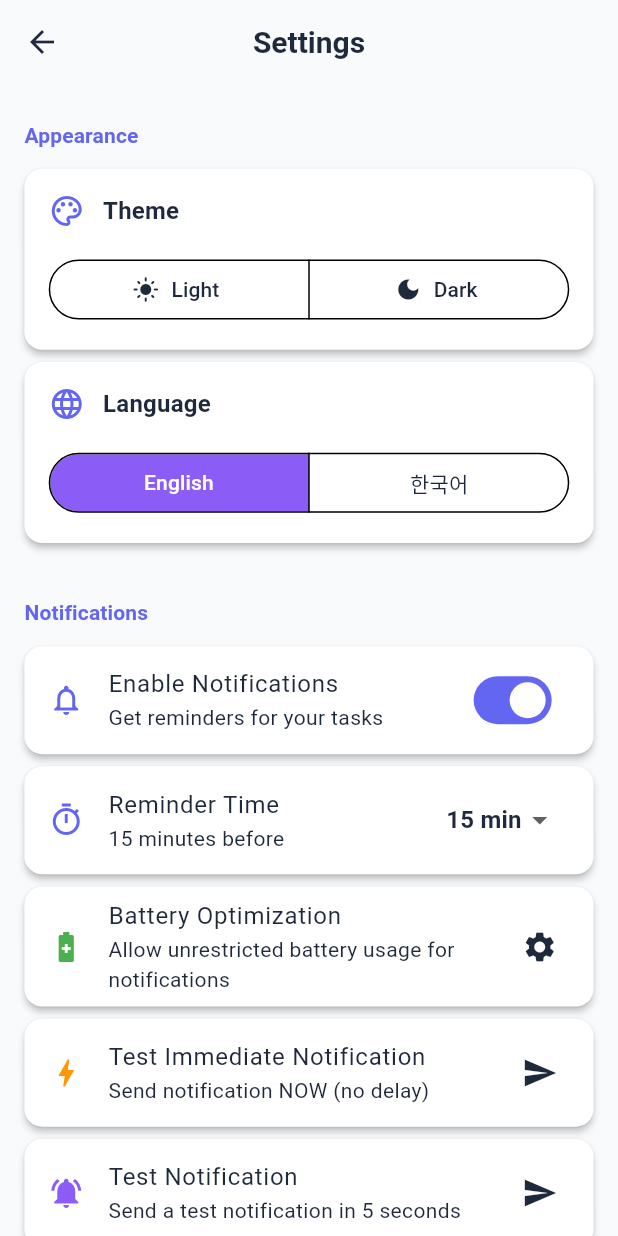
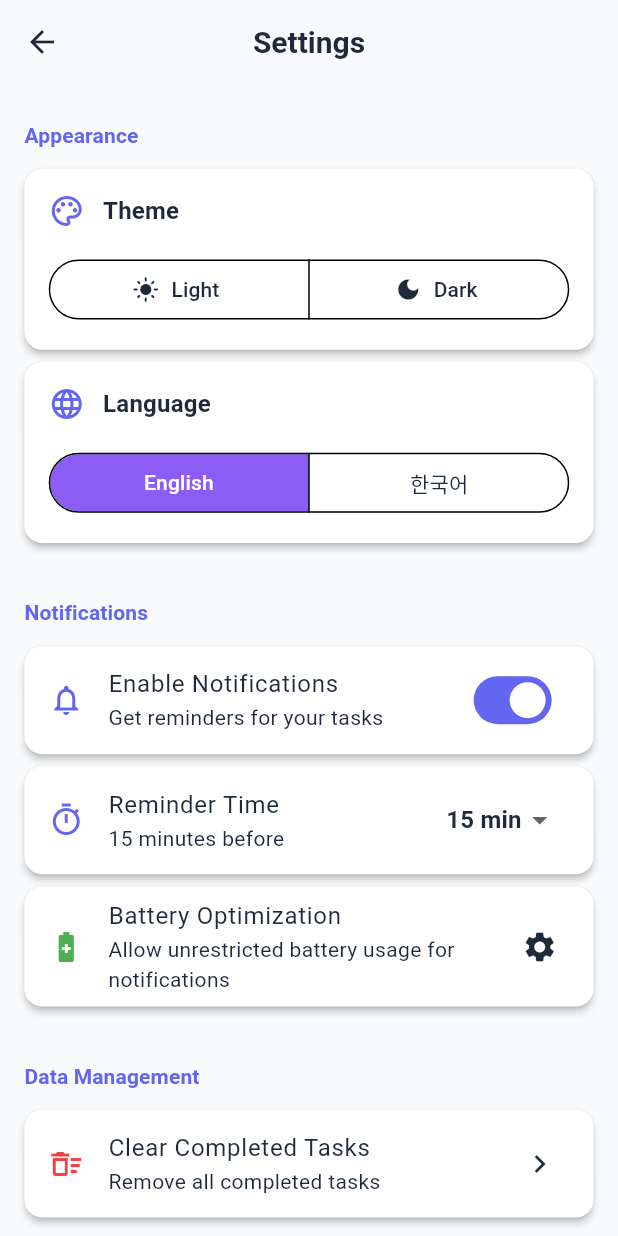
Before and after one commit to jichoulshin/flutter_todolist, a Flutter app: the SettingsPage screen opened by its route, on a phone screen of 412 x 824 dp. Run offline on Flutter 3.47's test engine with Material 3 defaults, Android fonts, the phone set to English and light mode, and no system bars; our stand-ins replace drift, easy_localization, flutter_bloc, flutter_local_notifications, flutter_screenutil, freezed_annotation and 4 more; accounts and stored records are empty; generated files the repository leaves out were written again.

Commit message:
remove test btns

```diff
--- a/lib/presentation/pages/settings_page.dart
+++ b/lib/presentation/pages/settings_page.dart
@@ -41,8 +41,6 @@ class SettingsPage extends StatelessWidget {
               if (state.notificationsEnabled) ...[
                 _buildNotificationTimePicker(context, state),
                 _buildBatteryOptimizationButton(context),
-                _buildImmediateTestButton(context),
-                _buildTestNotificationButton(context),
               ],
 
               SizedBox(height: 24.r),
@@ -257,55 +255,6 @@ class SettingsPage extends StatelessWidget {
     );
   }
 
-  Widget _buildImmediateTestButton(BuildContext context) {
-    return Card(
-      margin: EdgeInsets.symmetric(horizontal: 16.r, vertical: 4.r),
-      child: ListTile(
-        leading: Icon(Icons.bolt, color: Colors.orange),
-        title: const Text('Test Immediate Notification'),
-        subtitle: const Text('Send notification NOW (no delay)'),
-        trailing: const Icon(Icons.send),
-        onTap: () async {
-          await NotificationService().sendImmediateTestNotification();
-          if (context.mounted) {
-            ScaffoldMessenger.of(context).showSnackBar(
-              const SnackBar(
-                content: Text('🔔 Immediate notification sent!'),
-                duration: AppConstants.snackBarDuration,
-              ),
-            );
-          }
-        },
-      ),
-    );
-  }
-
-  Widget _buildTestNotificationButton(BuildContext context) {
-    return Card(
-      margin: EdgeInsets.symmetric(horizontal: 16.r, vertical: 4.r),
-      child: ListTile(
-        leading: Icon(
-          Icons.notifications_active,
-          color: Theme.of(context).colorScheme.secondary,
-        ),
-        title: const Text('Test Notification'),
-        subtitle: const Text('Send a test notification in 5 seconds'),
-        trailing: const Icon(Icons.send),
-        onTap: () async {
-          await NotificationService().sendTestNotification();
-          if (context.mounted) {
-            ScaffoldMessenger.of(context).showSnackBar(
-              const SnackBar(
-                content: Text('🔔 Test notification will arrive in 5 seconds!'),
-                duration: AppConstants.snackBarDuration,
-              ),
-            );
-          }
-        },
-      ),
-    );
-  }
-
   Widget _buildClearCompletedTasksTile(BuildContext context) {
     return Card(
       margin: EdgeInsets.symmetric(horizontal: 16.r, vertical: 4.r),
```
Also changed, not shown: 4 other files.
